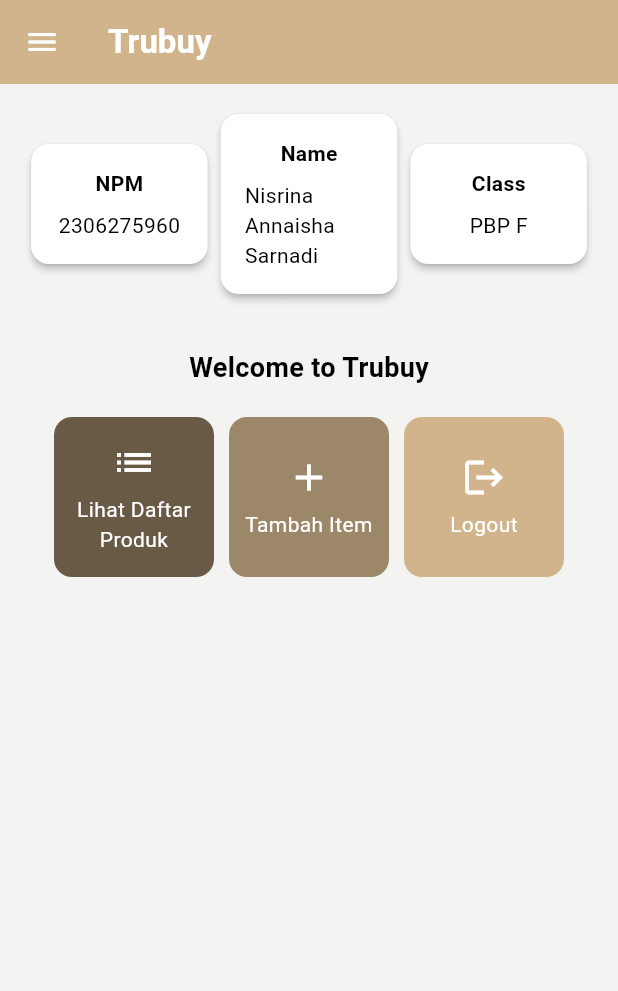
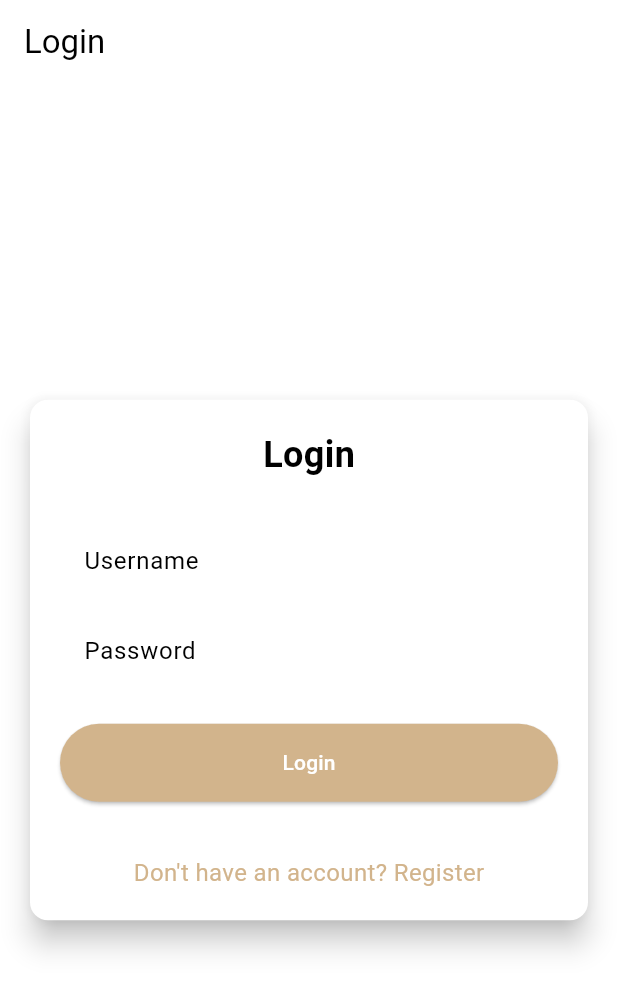
Before and after one commit to nsrnannaisha/Trubuy-PBP-Mobile, a Flutter app: the screen it shows after launch, on a phone screen of 412 x 824 dp. Shown: the top 991 px of the screen. Run offline on Flutter 3.47's test engine with Material 3 defaults, Android fonts, the phone set to English and light mode, and no system bars; missing offline and left inert: pbp_django_auth.

Commit message:
tugas 9: initial commit

```diff
--- a/lib/main.dart
+++ b/lib/main.dart
@@ -1,5 +1,8 @@
 import 'package:flutter/material.dart';
 import 'package:trubuy_mobile/screens/menu.dart';
+import 'package:pbp_django_auth/pbp_django_auth.dart';
+import 'package:provider/provider.dart';
+import 'package:trubuy_mobile/screens/login.dart';
 
 void main() {
   runApp(const MyApp());
@@ -11,15 +14,20 @@ class MyApp extends StatelessWidget {
   // Root application
   @override
   Widget build(BuildContext context) {
-    return MaterialApp(
-      title: 'Flutter Demo',
-      theme: ThemeData(
-        colorScheme: ColorScheme.fromSwatch().copyWith(
-          primary: ColorSelect.cbuttons,
+    return Provider(
+      create: (_) {
+        CookieRequest request = CookieRequest();
+        return request;
+      },
+      child: MaterialApp(
+        title: 'Trubuy',
+        theme: ThemeData(
+          useMaterial3: true,
+          colorScheme: ColorScheme.fromSwatch().copyWith(
+            primary: ColorSelect.cbuttons),
         ),
-        useMaterial3: true,
+      home: const LoginPage()
       ),
-      home: MyHomePage(),
     );
   }
 }
--- /dev/null
+++ b/lib/screens/login.dart
@@ -0,0 +1,177 @@
+import 'package:trubuy_mobile/screens/menu.dart';
+import 'package:flutter/material.dart';
+import 'package:pbp_django_auth/pbp_django_auth.dart';
+import 'package:provider/provider.dart';
+import 'package:trubuy_mobile/screens/register.dart';
+
+void main() {
+  runApp(const LoginApp());
+}
+
+class LoginApp extends StatelessWidget {
+  const LoginApp({super.key});
+
+  @override
+  Widget build(BuildContext context) {
+    return MaterialApp(
+      title: 'Login',
+      theme: ThemeData(
+        useMaterial3: true,
+        colorScheme: ColorScheme.fromSwatch(
+          primarySwatch: Colors.deepPurple,
+        ).copyWith(secondary: Colors.deepPurple[400]),
+      ),
+      home: const LoginPage(),
+    );
+  }
+}
+
+class LoginPage extends StatefulWidget {
+  const LoginPage({super.key});
+
+  @override
+  State<LoginPage> createState() => _LoginPageState();
+}
+
+class _LoginPageState extends State<LoginPage> {
+  final TextEditingController _usernameController = TextEditingController();
+  final TextEditingController _passwordController = TextEditingController();
+
+  @override
+  Widget build(BuildContext context) {
+    final request = context.watch<CookieRequest>();
+
+    return Scaffold(
+      appBar: AppBar(
+        title: const Text('Login'),
+      ),
+      body: Center(
+        child: SingleChildScrollView(
+          padding: const EdgeInsets.all(16.0),
+          child: Card(
+            elevation: 8,
+            shape: RoundedRectangleBorder(
+              borderRadius: BorderRadius.circular(12.0),
+            ),
+            child: Padding(
+              padding: const EdgeInsets.all(20.0),
+              child: Column(
+                mainAxisSize: MainAxisSize.min,
+                children: [
+                  const Text(
+                    'Login',
+                    style: TextStyle(
+                      fontSize: 24.0,
+                      fontWeight: FontWeight.bold,
+                    ),
+                  ),
+                  const SizedBox(height: 30.0),
+                  TextField(
+                    controller: _usernameController,
+                    decoration: const InputDecoration(
+                      labelText: 'Username',
+                      hintText: 'Enter your username',
+                      border: OutlineInputBorder(
+                        borderRadius: BorderRadius.all(Radius.circular(12.0)),
+                      ),
+                      contentPadding:
+                          EdgeInsets.symmetric(horizontal: 12.0, vertical: 8.0),
+                    ),
+                  ),
+                  const SizedBox(height: 12.0),
+                  TextField(
+                    controller: _passwordController,
+                    decoration: const InputDecoration(
+                      labelText: 'Password',
+                      hintText: 'Enter your password',
+                      border: OutlineInputBorder(
+                        borderRadius: BorderRadius.all(Radius.circular(12.0)),
+                      ),
+                      contentPadding:
+                          EdgeInsets.symmetric(horizontal: 12.0, vertical: 8.0),
+                    ),
+                    obscureText: true,
+                  ),
+                  const SizedBox(height: 24.0),
+                  ElevatedButton(
+                    onPressed: () async {
+                      String username = _usernameController.text;
+                      String password = _passwordController.text;
+
+                      final response = await request
+                          .login("http://127.0.0.1:8000/auth/login/", {
+                        'username': username,
+                        'password': password,
+                      });
+
+                      if (request.loggedIn) {
+                        String message = response['message'];
+                        String uname = response['username'];
+                        if (context.mounted) {
+                          Navigator.pushReplacement(
+                            context,
+                            MaterialPageRoute(
+                                builder: (context) => MyHomePage()),
+                          );
+                          ScaffoldMessenger.of(context)
+                            ..hideCurrentSnackBar()
+                            ..showSnackBar(
+                              SnackBar(
+                                  content:
+                                      Text("$message Selamat datang, $uname.")),
+                            );
+                        }
+                      } else {
+                        if (context.mounted) {
+                          showDialog(
+                            context: context,
+                            builder: (context) => AlertDialog(
+                              title: const Text('Login Gagal'),
+                              content: Text(response['message']),
+                              actions: [
+                                TextButton(
+                                  child: const Text('OK'),
+                                  onPressed: () {
+                                    Navigator.pop(context);
+                                  },
+                                ),
+                              ],
+                            ),
+                          );
+                        }
+                      }
+                    },
+                    style: ElevatedButton.styleFrom(
+                      foregroundColor: Colors.white,
+                      minimumSize: Size(double.infinity, 50),
+                      backgroundColor: Theme.of(context).colorScheme.primary,
+                      padding: const EdgeInsets.symmetric(vertical: 16.0),
+                    ),
+                    child: const Text('Login'),
+                  ),
+                  const SizedBox(height: 36.0),
+                  GestureDetector(
+                    onTap: () {
+                      Navigator.push(
+                        context,
+                        MaterialPageRoute(
+                            builder: (context) => const RegisterPage()),
+                      );
+                    },
+                    child: Text(
+                      'Don\'t have an account? Register',
+                      style: TextStyle(
+                        color: Theme.of(context).colorScheme.primary,
+                        fontSize: 16.0,
+                      ),
+                    ),
+                  ),
+                ],
+              ),
+            ),
+          ),
+        ),
+      ),
+    );
+  }
+}
--- a/lib/screens/menu.dart
+++ b/lib/screens/menu.dart
@@ -18,7 +18,7 @@ class MyHomePage extends StatelessWidget {
   // Definisikan items
   final List<ItemHomepage> items = [
     ItemHomepage("Lihat Daftar Produk", Icons.list, ColorSelect.button1),
-    ItemHomepage("Tambah Item", Icons.add, ColorSelect.button2),
+    ItemHomepage("Tambah Produk", Icons.add, ColorSelect.button2),
     ItemHomepage("Logout", Icons.logout, ColorSelect.cbuttons),
   ];
 
@@ -68,7 +68,7 @@ class MyHomePage extends StatelessWidget {
               // Menempatkan widget di tengah halaman
               Center(
                 child: Column(
-                  // Menyusun teks dan grid item
+                  // Menyusun teks dan grid produk
                   children: [
                     // Menampilkan welcome message
                     const Padding(
--- a/pubspec.yaml
+++ b/pubspec.yaml
@@ -35,6 +35,9 @@ dependencies:
   # The following adds the Cupertino Icons font to your application.
   # Use with the CupertinoIcons class for iOS style icons.
   cupertino_icons: ^1.0.8
+  provider: ^6.1.2
+  pbp_django_auth: ^0.4.0
+  http: ^1.2.2
 
 dev_dependencies:
   flutter_test:
```
Also changed, not shown: lib/models/product_entry.dart (added, +69 -0 lines), lib/screens/list_productentry.dart (added, +89 -0 lines), lib/screens/productentry_form.dart (+49 -43 lines), lib/screens/register.dart (added, +162 -0 lines), lib/widgets/left_drawer.dart (+14 -1 lines), lib/widgets/product_card.dart (+39 -2 lines), pubspec.lock, 2 other files.
